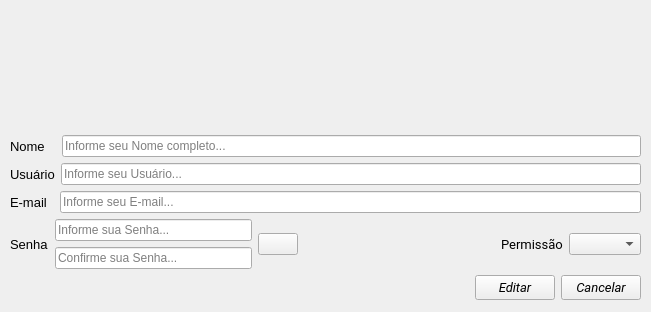
The window that Prototipo HostInn/Telas/tela_editar.ui (EndrewFerreira/HOSTIIN) describes before a commit, drawn with Qt 5.
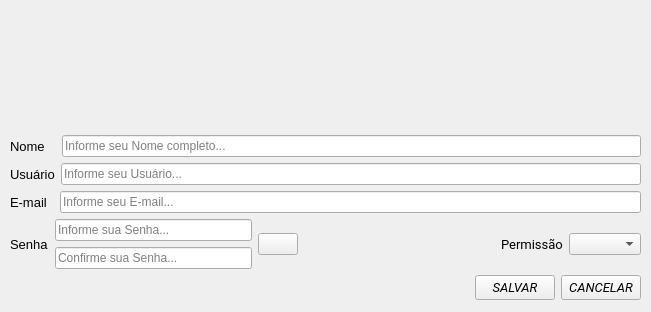
The same window after the commit.

Commit message: add de função de editar da telas cliente e ususari

```diff
--- a/Prototipo HostInn/Telas/tela_editar.ui
+++ b/Prototipo HostInn/Telas/tela_editar.ui
@@ -392,7 +392,7 @@
             </font>
            </property>
            <property name="text">
-            <string>Editar</string>
+            <string>SALVAR</string>
            </property>
           </widget>
          </item>
@@ -408,7 +408,7 @@
             </font>
            </property>
            <property name="text">
-            <string>Cancelar</string>
+            <string>CANCELAR</string>
            </property>
           </widget>
          </item>
```
Left out of the diff: 6 changed lines with no effect on the pictures. The commit also changes 7 other files.
